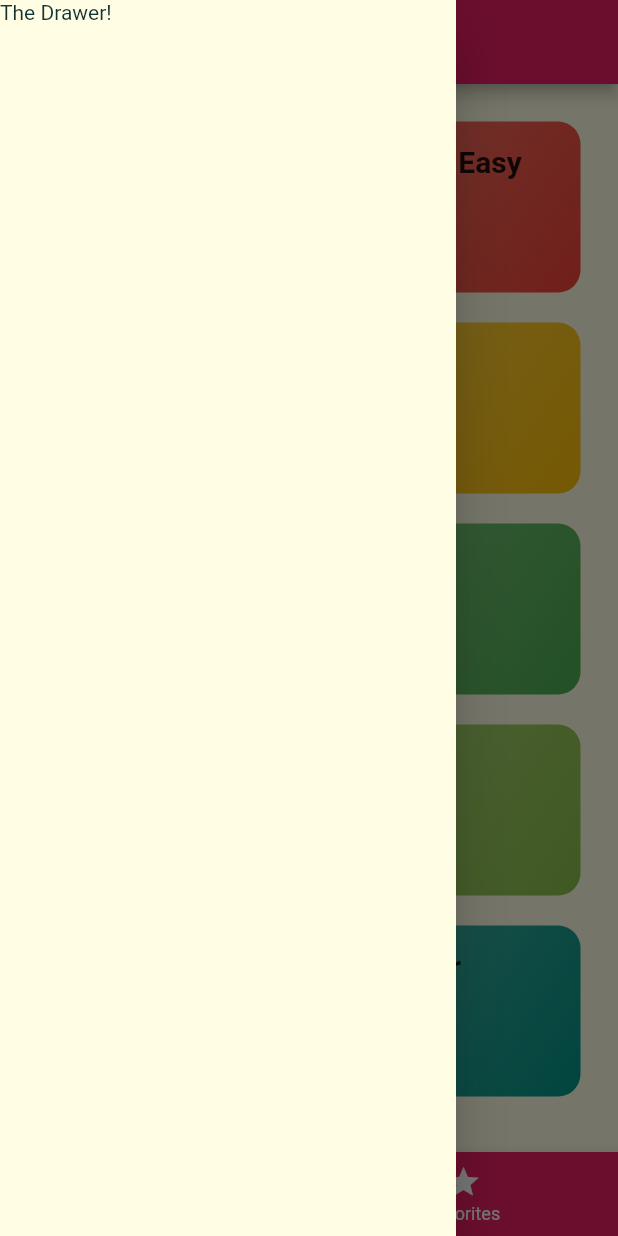
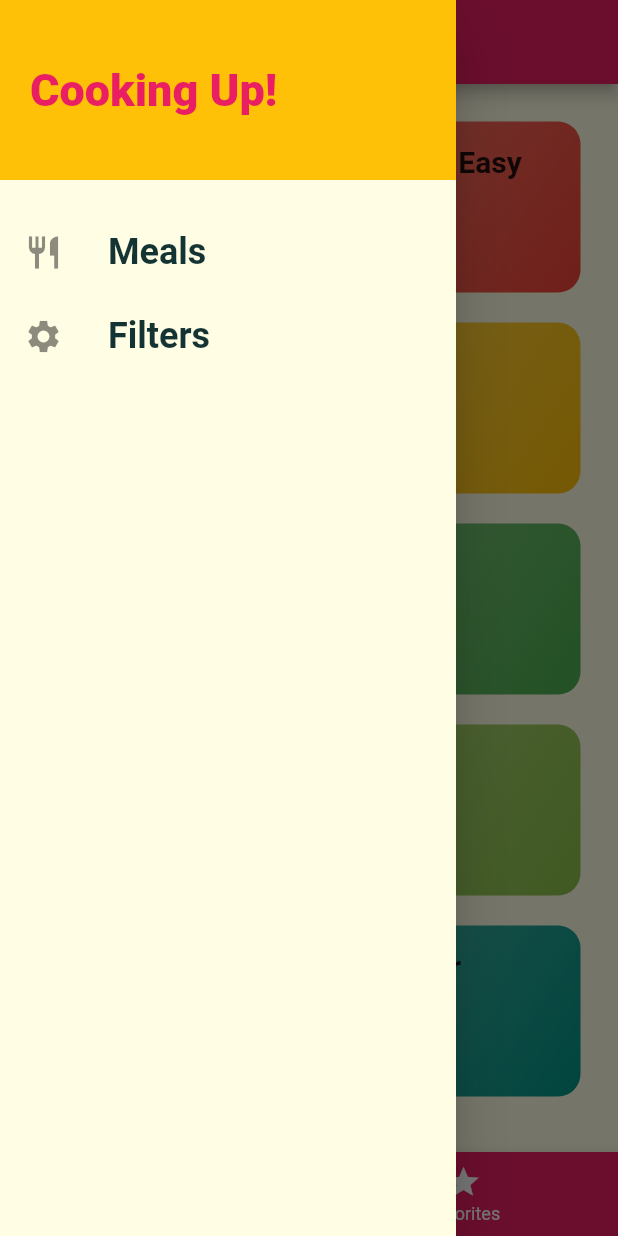
Before and after one commit to ong-ar/flutter_meals, a Flutter app: the screen it shows after launch, with the side drawer open, on a phone screen of 412 x 824 dp. Run offline on Flutter 3.47's test engine with Material 2 defaults, Android fonts, the phone set to English and light mode, and no system bars; Roboto replaces fonts that are missing (NanumGothic).

Commit message:
tab and filters

```diff
--- a/lib/main.dart
+++ b/lib/main.dart
@@ -1,4 +1,5 @@
 import 'package:flutter/material.dart';
+import './screens/filters_screen.dart';
 import './screens/tabs_screen.dart';
 import './screens/category_meals_screen.dart';
 import './screens/categories_screen.dart';
@@ -33,6 +34,7 @@ class MyApp extends StatelessWidget {
         '/': (ctx) => TabsScreen(),
         CategoryMealsScreen.routeName: (ctx) => CategoryMealsScreen(),
         MealDetailScreen.routeName: (ctx) => MealDetailScreen(),
+        FiltersScreen.routeName: (ctx) => FiltersScreen(),
       },
       // onGenerateRoute: (settings) {
       //   print(settings.arguments);
--- /dev/null
+++ b/lib/screens/filters_screen.dart
@@ -0,0 +1,21 @@
+import 'package:flutter/material.dart';
+import '../widgets/main_drawer.dart';
+
+class FiltersScreen extends StatelessWidget {
+  static const routeName = '/filters';
+
+  @override
+  Widget build(BuildContext context) {
+    return Scaffold(
+      appBar: AppBar(
+        title: Text('Your Filters'),
+      ),
+      drawer: MainDrawer(),
+      body: Container(
+        child: Center(
+          child: Text('Filters!'),
+        ),
+      ),
+    );
+  }
+}
--- a/lib/screens/tabs_screen.dart
+++ b/lib/screens/tabs_screen.dart
@@ -1,4 +1,5 @@
 import 'package:flutter/material.dart';
+import '../widgets/main_drawer.dart';
 import './favorites_screen.dart';
 import './categories_screen.dart';
 
@@ -33,9 +34,7 @@ class _TabsScreenState extends State<TabsScreen> {
       appBar: AppBar(
         title: Text(_pages[_selectedPageIndex]['title']),
       ),
-      drawer: Drawer(
-        child: Text('The Drawer!'),
-      ),
+      drawer: MainDrawer(),
       body: _pages[_selectedPageIndex]['page'],
       bottomNavigationBar: BottomNavigationBar(
         onTap: _selectPage,
--- /dev/null
+++ b/lib/widgets/main_drawer.dart
@@ -0,0 +1,63 @@
+import 'package:flutter/material.dart';
+import '../screens/filters_screen.dart';
+
+class MainDrawer extends StatelessWidget {
+  Widget buildListTile(String title, IconData icon, Function tapHandler) {
+    return ListTile(
+      leading: Icon(
+        icon,
+        size: 26,
+      ),
+      title: Text(
+        title,
+        style: TextStyle(
+          fontSize: 24,
+          fontWeight: FontWeight.bold,
+        ),
+      ),
+      onTap: tapHandler,
+    );
+  }
+
+  @override
+  Widget build(BuildContext context) {
+    return Drawer(
+      child: Column(
+        children: <Widget>[
+          Container(
+            height: 120,
+            width: double.infinity,
+            padding: EdgeInsets.all(20),
+            alignment: Alignment.centerLeft,
+            color: Theme.of(context).accentColor,
+            child: Text(
+              'Cooking Up!',
+              style: TextStyle(
+                  fontWeight: FontWeight.w800,
+                  fontSize: 30,
+                  color: Theme.of(context).primaryColor),
+            ),
+          ),
+          SizedBox(
+            height: 20,
+          ),
+          buildListTile(
+            'Meals',
+            Icons.restaurant,
+            () {
+              Navigator.of(context).pushReplacementNamed('/');
+            },
+          ),
+          buildListTile(
+            'Filters',
+            Icons.settings,
+            () {
+              Navigator.of(context)
+                  .pushReplacementNamed(FiltersScreen.routeName);
+            },
+          ),
+        ],
+      ),
+    );
+  }
+}
```
